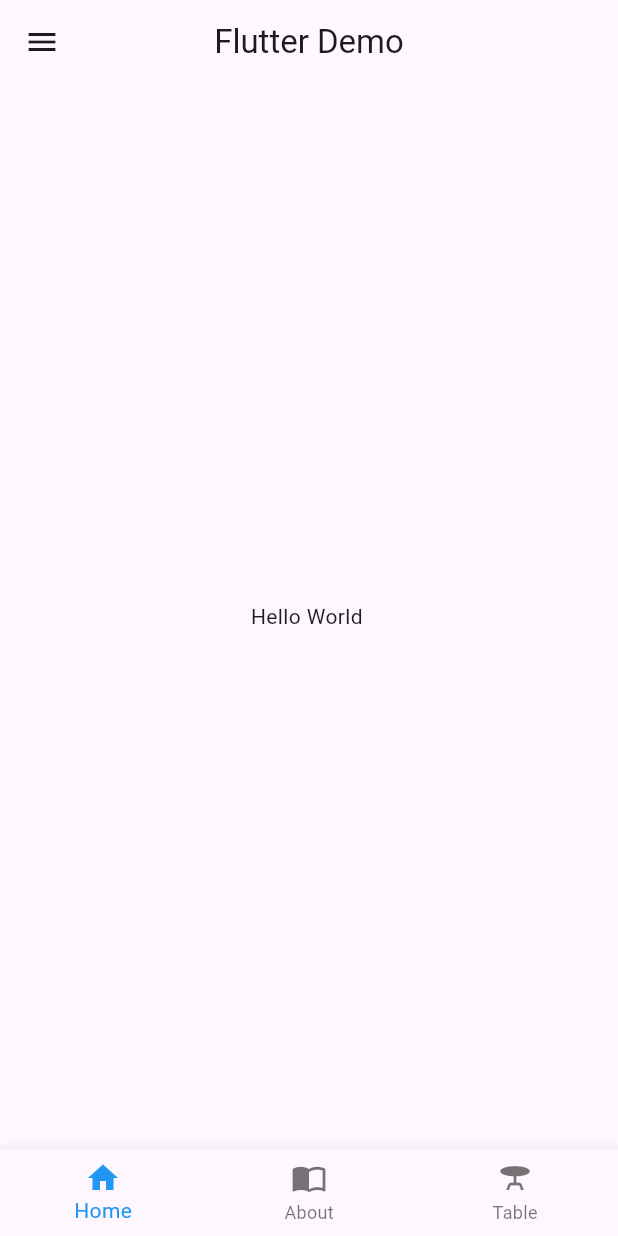
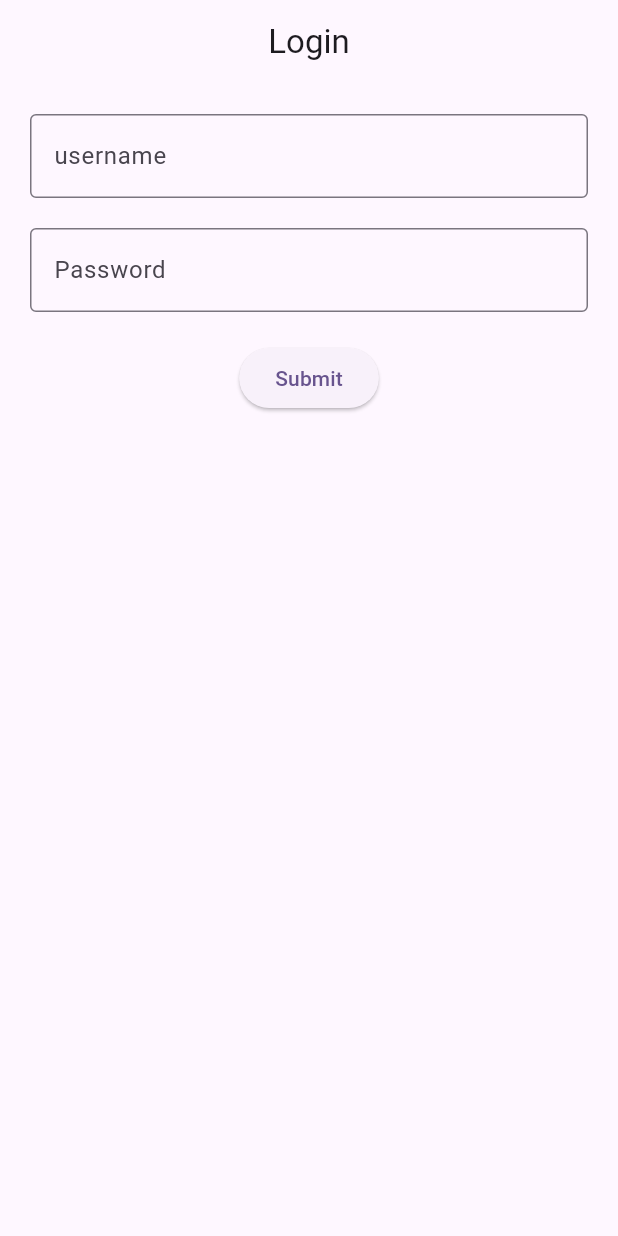
Before and after one commit to zakariem/flutter_toturial, a Flutter app: the screen it shows after launch, on a phone screen of 412 x 824 dp. Run offline on Flutter 3.47's test engine with Material 3 defaults, Android fonts, the light colour scheme and no system bars.

Commit message:
Add login functionality and pass username to home screen

```diff
--- a/lib/home.dart
+++ b/lib/home.dart
@@ -1,12 +1,17 @@
+// ignore_for_file: public_member_api_docs, sort_constructors_first
 import 'package:flutter/material.dart';
 
 class Home extends StatelessWidget {
-  const Home({super.key});
+  const Home({
+    super.key,
+    required this.username,
+  });
+  final String username;
 
   @override
   Widget build(BuildContext context) {
-    return const Center(
-      child: SelectableText('Hello World'),
+    return Center(
+      child: SelectableText('Wellcome to Home $username'),
     );
   }
 }
--- /dev/null
+++ b/lib/login.dart
@@ -0,0 +1,95 @@
+import 'package:assisgn/main.dart';
+import 'package:flutter/material.dart';
+
+class Login extends StatefulWidget {
+  const Login({super.key});
+
+  @override
+  _LoginState createState() => _LoginState();
+}
+
+class _LoginState extends State<Login> {
+  final _formKey = GlobalKey<FormState>();
+  final _usernameController = TextEditingController();
+  final _passwordController = TextEditingController();
+
+  @override
+  void dispose() {
+    _usernameController.dispose();
+    _passwordController.dispose();
+    super.dispose();
+  }
+
+  @override
+  Widget build(BuildContext context) {
+    return Scaffold(
+      appBar: AppBar(
+        title: const Text('Login'),
+        centerTitle: true,
+      ),
+      body: Center(
+        child: Padding(
+          padding: const EdgeInsets.all(20.0),
+          child: Form(
+            key: _formKey,
+            child: Column(
+              crossAxisAlignment: CrossAxisAlignment.start,
+              children: [
+                TextFormField(
+                  controller: _usernameController,
+                  decoration: const InputDecoration(
+                    hintText: 'username',
+                    border: OutlineInputBorder(),
+                  ),
+                  validator: (value) {
+                    if (value == null || value.isEmpty) {
+                      return 'Please enter your username';
+                    }
+                    return null;
+                  },
+                ),
+                const SizedBox(height: 20),
+                TextFormField(
+                  controller: _passwordController,
+                  decoration: const InputDecoration(
+                    hintText: 'Password',
+                    border: OutlineInputBorder(),
+                  ),
+                  obscureText: true,
+                  validator: (value) {
+                    if (value == null || value.isEmpty) {
+                      return 'Please enter your password';
+                    }
+                    if (value.length < 6) {
+                      return 'Password must be at least 6 characters long';
+                    }
+                    return null;
+                  },
+                ),
+                const SizedBox(height: 20),
+                Center(
+                  child: ElevatedButton(
+                    child: const Text('Submit'),
+                    onPressed: () {
+                      if (_formKey.currentState!.validate()) {
+                        final username = _usernameController.text.trim();
+                        Navigator.pushReplacement(
+                          context,
+                          MaterialPageRoute(
+                            builder: (context) => MyApp(
+                              username: username,
+                            ),
+                          ),
+                        );
+                      }
+                    },
+                  ),
+                ),
+              ],
+            ),
+          ),
+        ),
+      ),
+    );
+  }
+}
--- a/lib/main.dart
+++ b/lib/main.dart
@@ -1,36 +1,60 @@
+import 'package:flutter/material.dart';
 import 'package:assisgn/about.dart';
 import 'package:assisgn/home.dart';
+import 'package:assisgn/login.dart';
 import 'package:assisgn/table.dart';
-import 'package:flutter/material.dart';
 
 void main() {
-  runApp(const MyApp());
+  runApp(
+    MaterialApp(
+      debugShowCheckedModeBanner: false,
+      title: 'Flutter Demo',
+      theme: ThemeData(
+        colorScheme: ColorScheme.fromSeed(seedColor: Colors.deepPurple),
+        useMaterial3: true,
+      ),
+      home: const Login(),
+    ),
+  );
 }
 
 class MyApp extends StatefulWidget {
-  const MyApp({super.key});
+  const MyApp({super.key, required this.username});
+  final String username;
 
   @override
   State<MyApp> createState() => _MyAppState();
 }
 
 class _MyAppState extends State<MyApp> {
-  List screens = [
-    const Home(),
+  late String username;
+
+  @override
+  void initState() {
+    super.initState();
+    // Set the username from the widget's constructor
+    username = widget.username;
+  }
+
+  List<Widget> screens = [];
+  int _currentIndex = 0;
+
+  @override
+  void didChangeDependencies() {
+    super.didChangeDependencies();
+
+    if (screens.isEmpty) {
+      screens = [
+        Home(username: username),
         const About(),
         const Tabless(),
       ];
-  int _currentIndex = 0;
+    }
+  }
+
   @override
   Widget build(BuildContext context) {
-    return MaterialApp(
-      debugShowCheckedModeBanner: false,
-      title: 'Flutter Demo',
-      theme: ThemeData(
-        colorScheme: ColorScheme.fromSeed(seedColor: Colors.deepPurple),
-        useMaterial3: true,
-      ),
-      home: Scaffold(
+    return Scaffold(
       appBar: AppBar(
         title: const Text('Flutter Demo'),
         centerTitle: true,
@@ -55,9 +79,7 @@ class _MyAppState extends State<MyApp> {
               }),
               child: const ListTile(
                 title: Text('Home'),
-                  leading: Icon(
-                    Icons.home,
-                  ),
+                leading: Icon(Icons.home),
               ),
             ),
             InkWell(
@@ -69,9 +91,7 @@ class _MyAppState extends State<MyApp> {
               },
               child: const ListTile(
                 title: Text('Settings'),
-                  leading: Icon(
-                    Icons.settings,
-                  ),
+                leading: Icon(Icons.settings),
               ),
             ),
             InkWell(
@@ -80,9 +100,7 @@ class _MyAppState extends State<MyApp> {
               }),
               child: const ListTile(
                 title: Text('Logout'),
-                  leading: Icon(
-                    Icons.logout,
-                  ),
+                leading: Icon(Icons.logout),
               ),
             ),
           ],
@@ -100,10 +118,8 @@ class _MyAppState extends State<MyApp> {
           BottomNavigationBarItem(icon: Icon(Icons.home), label: 'Home'),
           BottomNavigationBarItem(
               icon: Icon(Icons.import_contacts), label: 'About'),
-            BottomNavigationBarItem(
-                icon: Icon(Icons.table_bar), label: 'Table'),
+          BottomNavigationBarItem(icon: Icon(Icons.table_bar), label: 'Table'),
         ],
-        ),
       ),
     );
   }
```
Lines whose indentation alone changed are shown as unchanged.
